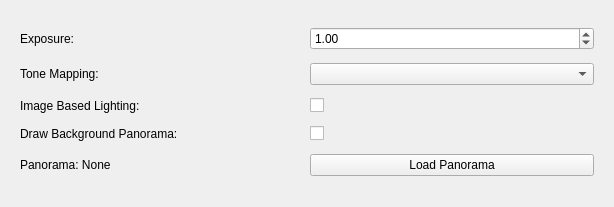
cnr-isti-vclab/vclib, file vclib/render/src/vclib/qt/gui/viewer_settings_frame.ui: the form before one commit.
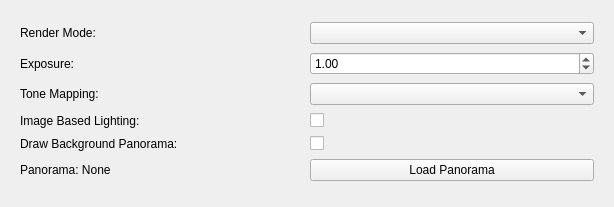
The form after the commit. Icons and pictures are not drawn.

Commit message: [render] add ViewerSettings to SettingsDialog

The edit to the form file:
```diff
--- a/vclib/render/src/vclib/qt/gui/viewer_settings_frame.ui
+++ b/vclib/render/src/vclib/qt/gui/viewer_settings_frame.ui
@@ -29,45 +29,45 @@
       <enum>QFrame::Shadow::Plain</enum>
      </property>
      <layout class="QGridLayout" name="gridLayout_3">
-      <item row="2" column="2">
+      <item row="3" column="2">
        <widget class="QCheckBox" name="iblCheckBox">
         <property name="text">
          <string/>
         </property>
        </widget>
       </item>
-      <item row="3" column="0">
+      <item row="4" column="0">
        <widget class="QLabel" name="drawBackgroundPanoramaLabel">
         <property name="text">
          <string>Draw Background Panorama:</string>
         </property>
        </widget>
       </item>
-      <item row="1" column="0">
+      <item row="2" column="0">
        <widget class="QLabel" name="toneMappingLabel">
         <property name="text">
          <string>Tone Mapping:</string>
         </property>
        </widget>
       </item>
-      <item row="2" column="0">
+      <item row="3" column="0">
        <widget class="QLabel" name="iblLabel">
         <property name="text">
          <string>Image Based Lighting:</string>
         </property>
        </widget>
       </item>
-      <item row="0" column="0">
+      <item row="1" column="0">
        <widget class="QLabel" name="exposureLabel">
         <property name="text">
          <string>Exposure:</string>
         </property>
        </widget>
       </item>
-      <item row="1" column="2">
+      <item row="2" column="2">
        <widget class="QComboBox" name="toneMappingComboBox"/>
       </item>
-      <item row="0" column="2">
+      <item row="1" column="2">
        <widget class="QDoubleSpinBox" name="exposureSpinBox">
         <property name="maximum">
          <double>64.000000000000000</double>
@@ -80,21 +80,21 @@
         </property>
        </widget>
       </item>
-      <item row="3" column="2">
+      <item row="4" column="2">
        <widget class="QCheckBox" name="drawBackgroundPanoramaCheckBox">
         <property name="text">
          <string/>
         </property>
        </widget>
       </item>
-      <item row="4" column="0">
+      <item row="5" column="0">
        <widget class="QLabel" name="panoramaLabel">
         <property name="text">
          <string>Panorama: None</string>
         </property>
        </widget>
       </item>
-      <item row="4" column="2">
+      <item row="5" column="2">
        <widget class="QPushButton" name="loadPanoramaPushButton">
         <property name="text">
          <string>Load Panorama</string>
@@ -104,6 +104,16 @@
         </property>
        </widget>
       </item>
+      <item row="0" column="0">
+       <widget class="QLabel" name="renderModeLabel">
+        <property name="text">
+         <string>Render Mode:</string>
+        </property>
+       </widget>
+      </item>
+      <item row="0" column="2">
+       <widget class="QComboBox" name="renderModeComboBox"/>
+      </item>
      </layout>
     </widget>
    </item>
```
The commit also changes 18 other files.
